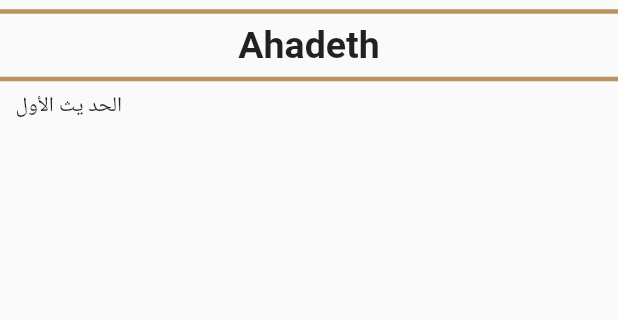
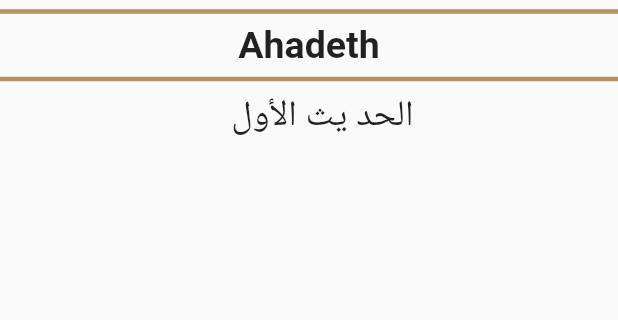
Before and after one commit to A-hmed/islami_c6_sat, a Flutter app: the AhadethTab widget shown alone on an empty page, opened directly, on a phone screen of 412 x 824 dp, the part 329-649 px from its top. Run offline on Flutter 3.47's test engine with Material 2 defaults, Android fonts, the phone set to English and light mode, and no system bars.

Commit message:
Finished hadeth tab and hadeth details screen

```diff
--- a/lib/main.dart
+++ b/lib/main.dart
@@ -1,4 +1,5 @@
 import 'package:flutter/material.dart';
+import 'package:islami_c6_sat/screens/ahdeth_details/ahadeth_details.dart';
 import 'package:islami_c6_sat/screens/home/Home.dart';
 import 'package:islami_c6_sat/screens/sura_details/sura_details.dart';
 
@@ -16,7 +17,8 @@ class MyApp extends StatelessWidget {
       title: 'Flutter Demo',
       routes: {
         Home.routeName:(_)=>Home(),
-        SuraDetails.routeName:(_)=>SuraDetails()
+        SuraDetails.routeName:(_)=>SuraDetails(),
+        AhadethDetails.routeName:(_)=>AhadethDetails()
       },
       initialRoute: Home.routeName,
     );
--- /dev/null
+++ b/lib/model/hadeth.dart
@@ -0,0 +1,5 @@
+class Hadeth{
+  String title;
+  List<String> content;
+  Hadeth({required this.title, required this.content});
+}
--- a/lib/screens/home/ahadeth_tab.dart
+++ b/lib/screens/home/ahadeth_tab.dart
@@ -1,57 +1,80 @@
 import 'package:flutter/material.dart';
 import 'package:flutter/services.dart';
+import 'package:islami_c6_sat/model/hadeth.dart';
+import 'package:islami_c6_sat/screens/ahdeth_details/ahadeth_details.dart';
 
 import '../../AppStyle.dart';
-import '../../widgets/sura_verse.dart';
 
 class AhadethTab extends StatefulWidget {
-
   @override
   State<AhadethTab> createState() => _AhadethTabState();
 }
 
 class _AhadethTabState extends State<AhadethTab> {
-  List<String> ahadethNames =[] ;
+  List<Hadeth> ahadeth = [];
 
   @override
   Widget build(BuildContext context) {
-    if(ahadethNames.isEmpty) readAhadethFile();
-    return Container(
+    if (ahadeth.isEmpty) readAhadethFile();
+    return ahadeth.isNotEmpty
+        ? Container(
             width: double.infinity,
             child: Column(
                 crossAxisAlignment: CrossAxisAlignment.center,
-          children:[
+                children: [
                   Image.asset("assets/images/hadeth_logo.png"),
-            Divider(thickness: 3, color: AppStyle.primaryColor,),
+                  Divider(
+                    thickness: 3,
+                    color: AppStyle.primaryColor,
+                  ),
                   Container(
-              child: Text("Ahadeth", style: TextStyle(fontSize: 25, fontWeight: FontWeight.bold),),
+                    child: const Text(
+                      "Ahadeth",
+                      style:
+                          const TextStyle(fontSize: 25, fontWeight: FontWeight.bold),
                     ),
-            Divider(thickness: 3,color: AppStyle.primaryColor),
+                  ),
+                  Divider(thickness: 3, color: AppStyle.primaryColor),
                   Expanded(
                     child: ListView.separated(
-                  itemBuilder: (context, index){
-                    return  Text(ahadethNames[index]);
+                        itemBuilder: (context, index) {
+                          return InkWell(
+                              onTap: () {
+                                Navigator.pushNamed(context, AhadethDetails.routeName,
+                                    arguments: ahadeth[index]);
                               },
-                  separatorBuilder: (context, index){
-                    return Divider(thickness: 3,color: AppStyle.primaryColor);
+                              child: Text(
+                                ahadeth[index].title,
+                                style: const TextStyle(
+                                  fontSize: 24,
+                                ),
+                                textAlign: TextAlign.center,
+                              ));
                         },
-                  itemCount: ahadethNames.length),
+                        separatorBuilder: (context, index) {
+                          return Divider(
+                              thickness: 3, color: AppStyle.primaryColor);
+                        },
+                        itemCount: ahadeth.length),
                   )
-          ]
-      ),
+                ]),
+          )
+        : const Center(
+            child: CircularProgressIndicator(),
           );
   }
 
   void readAhadethFile() async {
-    String ahadethContent = await rootBundle.loadString("assets/files/ahadeth .txt");
+    String ahadethContent =
+        await rootBundle.loadString("assets/files/ahadeth .txt");
     List<String> ahadeth = ahadethContent.split("#\r\n");
-    for(int i =0;i<ahadeth.length;i++){
-      print(ahadeth[i]);
-      print("--------------------------------------------");
+    for (int i = 0; i < ahadeth.length; i++) {
       String hadethContent = ahadeth[i];
       List<String> hadethLines = hadethContent.split("\n");
-      ahadethNames.add(hadethLines[0]);
+      String title = hadethLines[0];
       hadethLines.removeAt(0);
+      Hadeth hadeth = new Hadeth(title: title, content: hadethLines);
+      this.ahadeth.add(hadeth);
     }
     setState(() {});
   }
```
Also changed, not shown: lib/screens/ahdeth_details/ahadeth_details.dart (added, +70 -0 lines), assets/images/2.0x/background@2x.png (added), assets/images/2.0x/splash@2x.png (added), assets/images/3.0x/background@3x.png (added), assets/images/3.0x/splash@3x.png (added), assets/images/background.png (added), assets/images/splash.png (added), 10 other files. Lines whose indentation alone changed are shown as unchanged.
